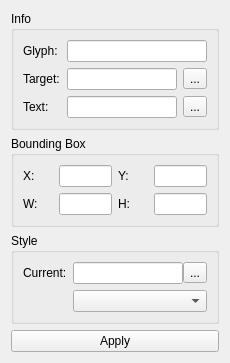
Above: copasi/qlayout/CQElementProperties.ui from copasi/COPASI before the change. Below: the same form after it.
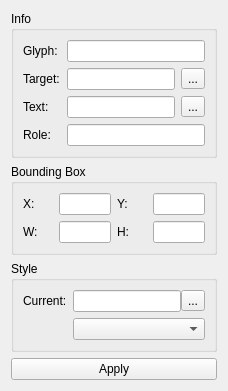
That is the form after the change.

Commit message: - allow to edit object role directly

The edit to the form file:
```diff
--- a/copasi/qlayout/CQElementProperties.ui
+++ b/copasi/qlayout/CQElementProperties.ui
@@ -11,8 +11,8 @@
    <rect>
     <x>0</x>
     <y>0</y>
-    <width>230</width>
-    <height>344</height>
+    <width>228</width>
+    <height>364</height>
    </rect>
   </property>
   <property name="windowTitle">
@@ -286,6 +286,16 @@
         </item>
        </layout>
       </item>
+      <item row="3" column="0">
+       <widget class="QLabel" name="label_9">
+        <property name="text">
+         <string>Role:</string>
+        </property>
+       </widget>
+      </item>
+      <item row="3" column="1">
+       <widget class="QLineEdit" name="txtObjectRole"/>
+      </item>
      </layout>
     </widget>
    </item>
```
Left out of the diff: 2 changed lines with no effect on the pictures. The commit also changes 1 other file.
